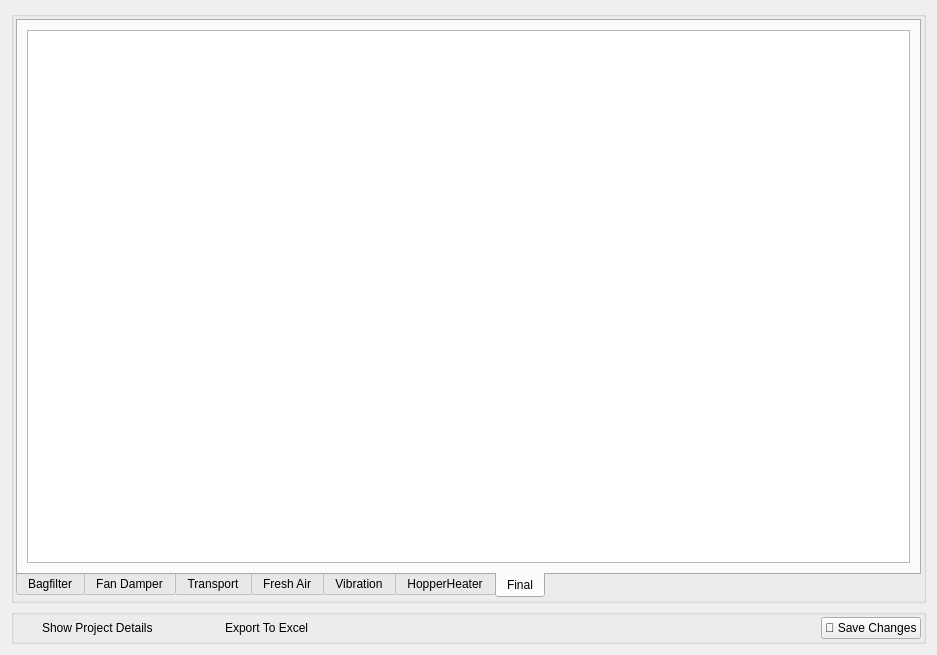
The window that ui/tender_application/results_tab.ui (AliTavakoliNiya/GriinPower) describes before a commit, drawn with Qt 5.
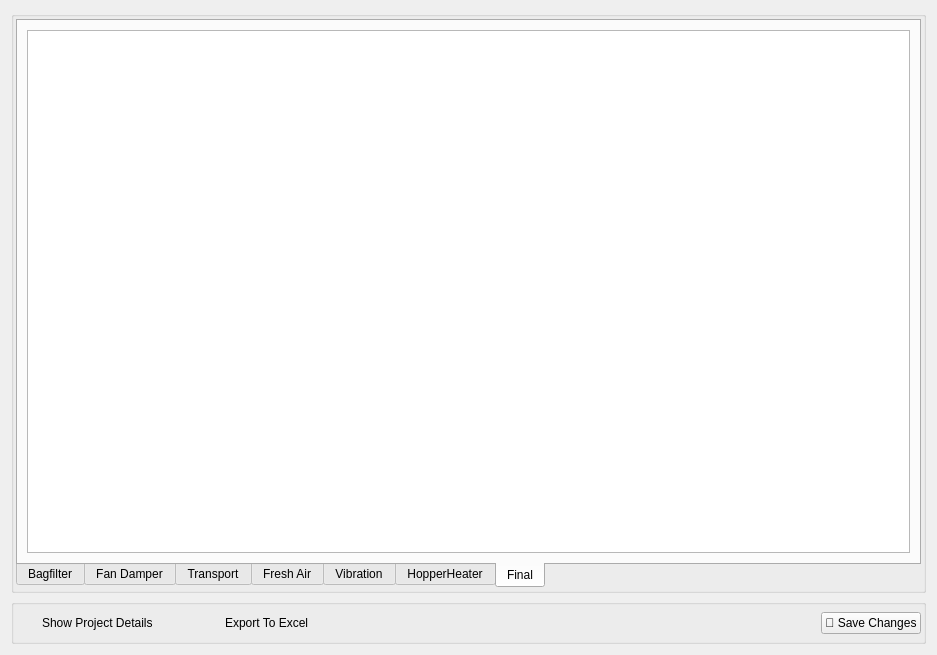
The same window after the commit. Icons and pictures are not drawn.

```diff
--- a/ui/tender_application/results_tab.ui
+++ b/ui/tender_application/results_tab.ui
@@ -19,6 +19,12 @@
   <layout class="QGridLayout" name="gridLayout">
    <item row="1" column="0">
     <widget class="QGroupBox" name="groupBox_2">
+     <property name="minimumSize">
+      <size>
+       <width>0</width>
+       <height>45</height>
+      </size>
+     </property>
      <property name="title">
       <string/>
      </property>
```
